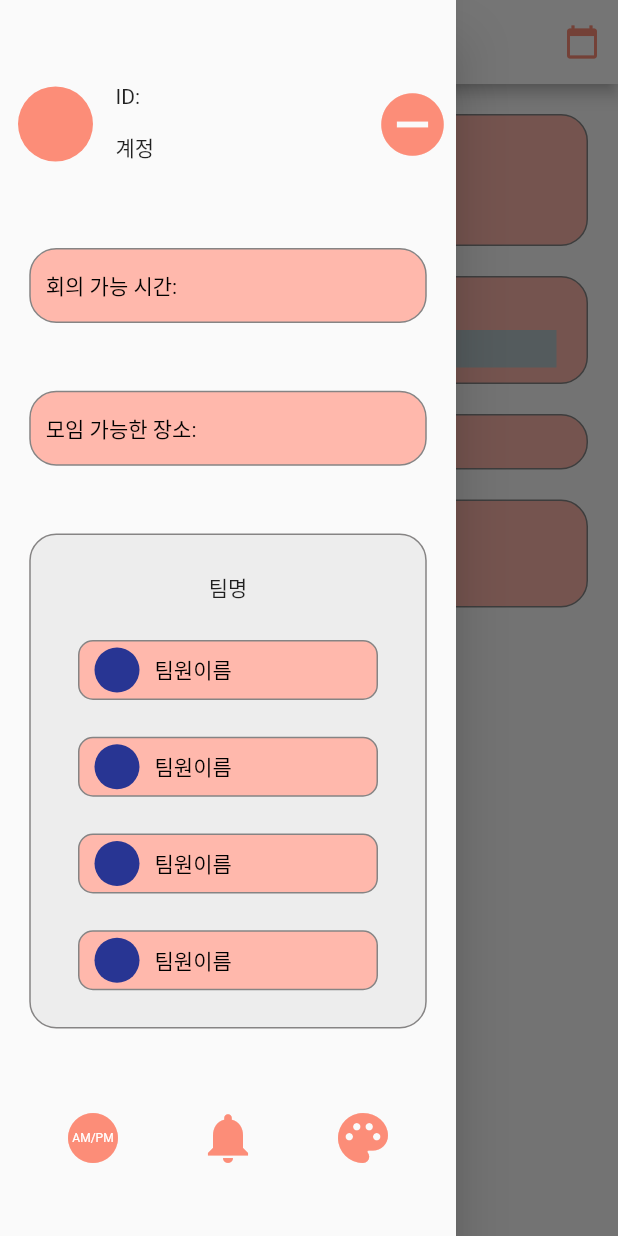
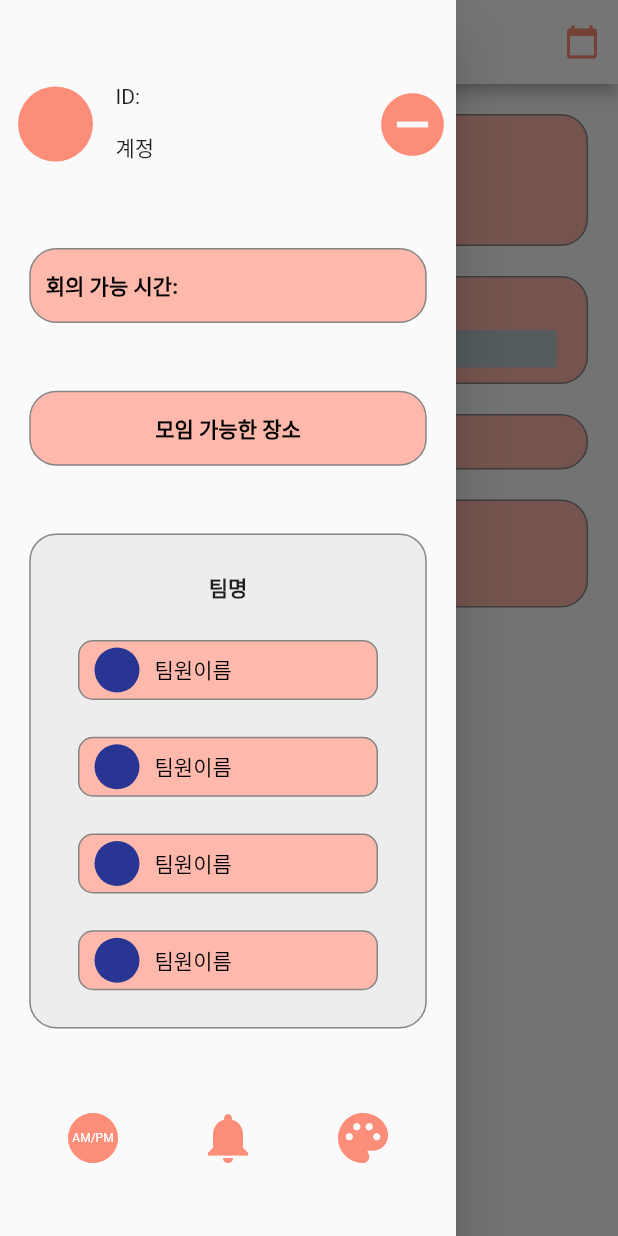
Before and after one commit to Chaehyunee/Teaming, a Flutter app: the MainPage screen opened by its route, with the side drawer open, on a phone screen of 412 x 824 dp. Run offline on Flutter 3.47's test engine with Material 2 defaults, Android fonts, the phone set to English and light mode, and no system bars; drawn by our look-alikes of percent_indicator; our stand-ins replace cloud_firestore, date_format, firebase_core, flutter_signin_button, geolocator, google_maps_flutter and 2 more; accounts and stored records are empty.

Commit message:
2021 05 13

```diff
--- a/lib/main.dart
+++ b/lib/main.dart
@@ -1,6 +1,7 @@
 import 'package:flutter/material.dart';
 import 'package:swl_teaming/screens/MainPage.dart';
 import 'package:swl_teaming/screens/PersonalCalendar.dart';
+import 'package:swl_teaming/screens/map.dart';
 import 'package:swl_teaming/screens/themeSetting.dart';
 import 'package:swl_teaming/screens/SignUp.dart';
 import 'package:swl_teaming/screens/loginPage.dart';
@@ -28,6 +29,7 @@ class MyApp extends StatelessWidget {
         '/calendar': (context) => PersonalCalendar(),
         '/themeSetting': (context) => themeSetting(),
         '/board': (context) => BoardPage(),
+        '/map': (context) => mapPage(),
       },
     );
   }
--- a/lib/screens/MainPage.dart
+++ b/lib/screens/MainPage.dart
@@ -208,32 +208,38 @@ class _MainPageState extends State<MainPage> {
               children: [
                 Text(
                   "회의 가능 시간:",
-                  style: TextStyle(color: Colors.black),
+                  style: TextStyle(
+                      color: Colors.black, fontWeight: FontWeight.bold),
                 )
               ],
             ),
           ),
 
           // 모임 가능한 장소
-          Container(
+          GestureDetector(
+              onTap: () {
+                Navigator.pushNamed(context, '/map');
+              },
+              child: Container(
                 height: 50,
                 width: 265,
                 decoration: BoxDecoration(
                     color: Theme.of(context).primaryColor,
                     border: Border.all(color: Color(0xFF868484)),
                     borderRadius: BorderRadius.circular(18)),
-            padding: const EdgeInsets.only(left: 10),
+                //padding: const EdgeInsets.only(left: 10),
                 child: Column(
                   mainAxisAlignment: MainAxisAlignment.center,
-              crossAxisAlignment: CrossAxisAlignment.start,
+                  crossAxisAlignment: CrossAxisAlignment.center,
                   children: [
                     Text(
-                  "모임 가능한 장소: ",
-                  style: TextStyle(color: Colors.black),
-                )
+                      "모임 가능한 장소",
+                      style: TextStyle(
+                          color: Colors.black, fontWeight: FontWeight.bold),
+                    ),
                   ],
                 ),
-          ),
+              )),
 
           // 팀 정보 화면
           Container(
@@ -246,7 +252,10 @@ class _MainPageState extends State<MainPage> {
             child: Column(
               mainAxisAlignment: MainAxisAlignment.spaceEvenly,
               children: <Widget>[
-                Text("팀명"),
+                Text(
+                  "팀명",
+                  style: TextStyle(fontWeight: FontWeight.bold),
+                ),
                 Container(
                   height: 40,
                   width: 200,
--- a/lib/screens/loginPage.dart
+++ b/lib/screens/loginPage.dart
@@ -9,7 +9,7 @@ class LoginPage extends StatefulWidget {
 }
 
 class _LoginPageState extends State<LoginPage> {
-  FirebaseFirestore firebaseFirestore = FirebaseFirestore.instance;
+  //FirebaseFirestore firebaseFirestore = FirebaseFirestore.instance;
 
   @override
   Widget build(BuildContext context) {
```
Also changed, not shown: lib/screens/map.dart (added, +120 -0 lines), lib/screens/themeSetting.dart (+10 -14 lines), pubspec.yaml (+6 -4 lines), pubspec.lock, 1 other file. Lines whose indentation alone changed are shown as unchanged.
